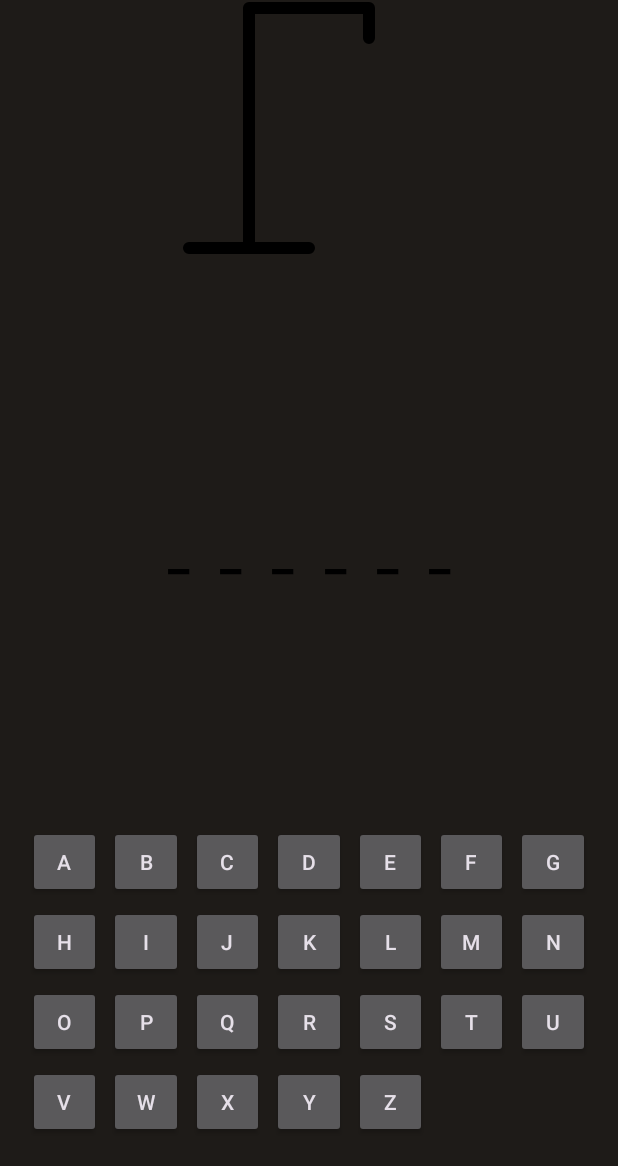
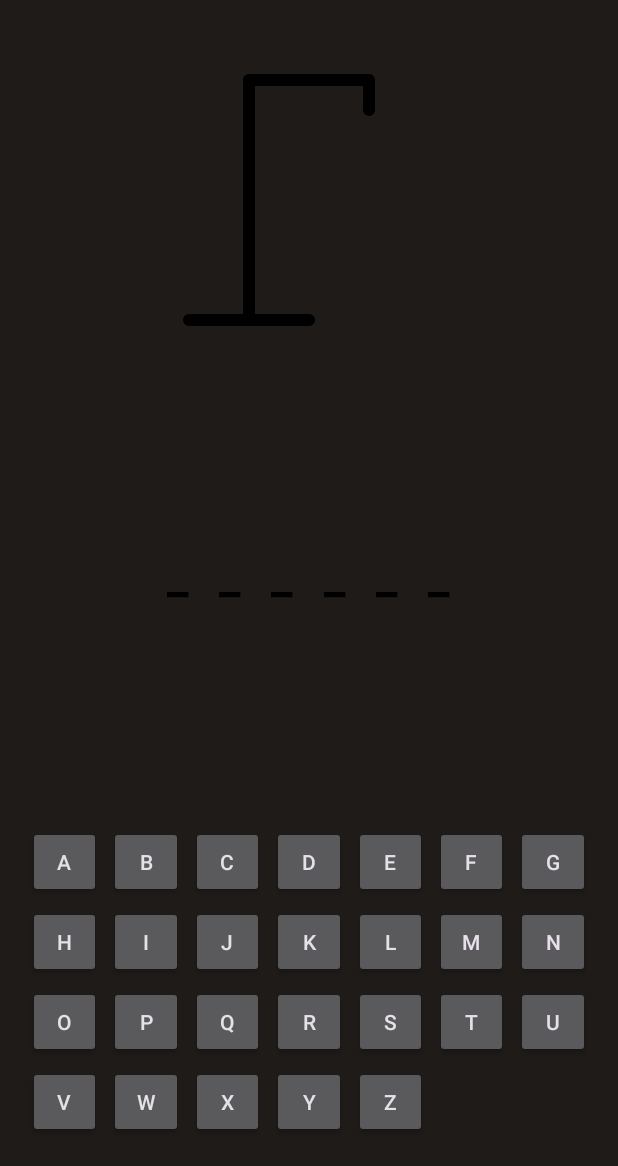
Before and after one commit to IgnacioErmisch/AA2_Ahorcado, an Android app: the GameActivity screen opened directly, with no data from a screen before it, on a phone screen of 412 x 824 dp, the part 70-1236 px from its top. Run offline under Robolectric (Android 15) with nearby library versions, the phone set to English and light mode, and no system bars.

Commit message:
landscape fix

```diff
--- a/AA2_Ahorcado_Ignacio_Christian/app/src/main/res/layout/activity_game.xml
+++ b/AA2_Ahorcado_Ignacio_Christian/app/src/main/res/layout/activity_game.xml
@@ -11,66 +11,68 @@
         android:layout_width="0dp"
         android:layout_height="64dp"
         android:background="?attr/colorSurface"
-        android:elevation="-1dp"
         app:title="Ahorcado"
         app:menu="@menu/topbar_menu"
         app:layout_constraintTop_toTopOf="parent"
         app:layout_constraintStart_toStartOf="parent"
         app:layout_constraintEnd_toEndOf="parent" />
 
+    <!-- Todo el contenido va en un ScrollView: en horizontal se puede desplazar en vez de solaparse -->
+    <ScrollView
+        android:layout_width="0dp"
+        android:layout_height="0dp"
+        android:fillViewport="true"
+        app:layout_constraintTop_toBottomOf="@id/topAppBar"
+        app:layout_constraintBottom_toBottomOf="parent"
+        app:layout_constraintStart_toStartOf="parent"
+        app:layout_constraintEnd_toEndOf="parent">
+
+        <LinearLayout
+            android:layout_width="match_parent"
+            android:layout_height="match_parent"
+            android:gravity="center_horizontal"
+            android:orientation="vertical">
+
             <!-- Contenedor del Ahorcado -->
             <FrameLayout
                 android:id="@+id/hangmanContainer"
                 android:layout_width="200dp"
                 android:layout_height="200dp"
-        android:layout_marginTop="32dp"
-        app:layout_constraintEnd_toEndOf="parent"
-        app:layout_constraintStart_toStartOf="parent"
-        app:layout_constraintTop_toTopOf="parent">
+                android:layout_marginTop="16dp">
 
-        <!-- La base visible desde el inicio -->
                 <ImageView android:layout_width="match_parent" android:layout_height="match_parent" android:src="@drawable/hangman_base" />
 
-        <!-- Las 6 partes del cuerpo invisibles -->
                 <ImageView android:id="@+id/img_hangman_0" android:layout_width="match_parent" android:layout_height="match_parent" android:src="@drawable/hangman_0" android:visibility="invisible" />
                 <ImageView android:id="@+id/img_hangman_1" android:layout_width="match_parent" android:layout_height="match_parent" android:src="@drawable/hangman_1" android:visibility="invisible" />
                 <ImageView android:id="@+id/img_hangman_2" android:layout_width="match_parent" android:layout_height="match_parent" android:src="@drawable/hangman_2" android:visibility="invisible" />
                 <ImageView android:id="@+id/img_hangman_3" android:layout_width="match_parent" android:layout_height="match_parent" android:src="@drawable/hangman_3" android:visibility="invisible" />
                 <ImageView android:id="@+id/img_hangman_4" android:layout_width="match_parent" android:layout_height="match_parent" android:src="@drawable/hangman_4" android:visibility="invisible" />
-
-        <!-- PERDER -->
-        <ImageView
-            android:id="@+id/img_hangman_5"
-            android:layout_width="match_parent"
-            android:layout_height="match_parent"
-            android:src="@drawable/hangman_5"
-            android:visibility="invisible" />
+                <ImageView android:id="@+id/img_hangman_5" android:layout_width="match_parent" android:layout_height="match_parent" android:src="@drawable/hangman_5" android:visibility="invisible" />
             </FrameLayout>
 
-    <!-- Texto de la palabra a adivinar -->
+            <!-- Palabra: ocupa el espacio libre (centrada entre ahorcado y teclado, como en vertical) -->
             <TextView
                 android:id="@+id/wordTextView"
                 android:layout_width="wrap_content"
-        android:layout_height="wrap_content"
+                android:layout_height="0dp"
+                android:layout_weight="1"
+                android:minHeight="64dp"
+                android:layout_marginHorizontal="16dp"
+                android:gravity="center"
                 android:letterSpacing="0.2"
                 android:textColor="@android:color/black"
                 android:textSize="32sp"
-        android:textStyle="bold"
-        app:layout_constraintBottom_toTopOf="@+id/keyboardLayout"
-        app:layout_constraintEnd_toEndOf="parent"
-        app:layout_constraintStart_toStartOf="parent"
-        app:layout_constraintTop_toBottomOf="@+id/hangmanContainer" />
+                android:textStyle="bold" />
 
-    <!-- Teclado customizado para UX -->
+            <!-- Teclado -->
             <GridLayout
                 android:id="@+id/keyboardLayout"
-        android:layout_width="0dp"
+                android:layout_width="match_parent"
                 android:layout_height="wrap_content"
                 android:layout_margin="16dp"
-        android:columnCount="7"
-        app:layout_constraintBottom_toBottomOf="parent"
-        app:layout_constraintEnd_toEndOf="parent"
-        app:layout_constraintStart_toStartOf="parent" />
+                android:columnCount="7" />
+        </LinearLayout>
+    </ScrollView>
 
     <!-- Capa invisible que se activa al final para detectar el tap y salir -->
     <View
@@ -80,9 +82,9 @@
         android:clickable="true"
         android:focusable="true"
         android:visibility="gone"
+        app:layout_constraintTop_toTopOf="parent"
         app:layout_constraintBottom_toBottomOf="parent"
-        app:layout_constraintEnd_toEndOf="parent"
         app:layout_constraintStart_toStartOf="parent"
-        app:layout_constraintTop_toTopOf="parent" />
+        app:layout_constraintEnd_toEndOf="parent" />
 
 </androidx.constraintlayout.widget.ConstraintLayout>
```
Lines whose indentation alone changed are shown as unchanged.
